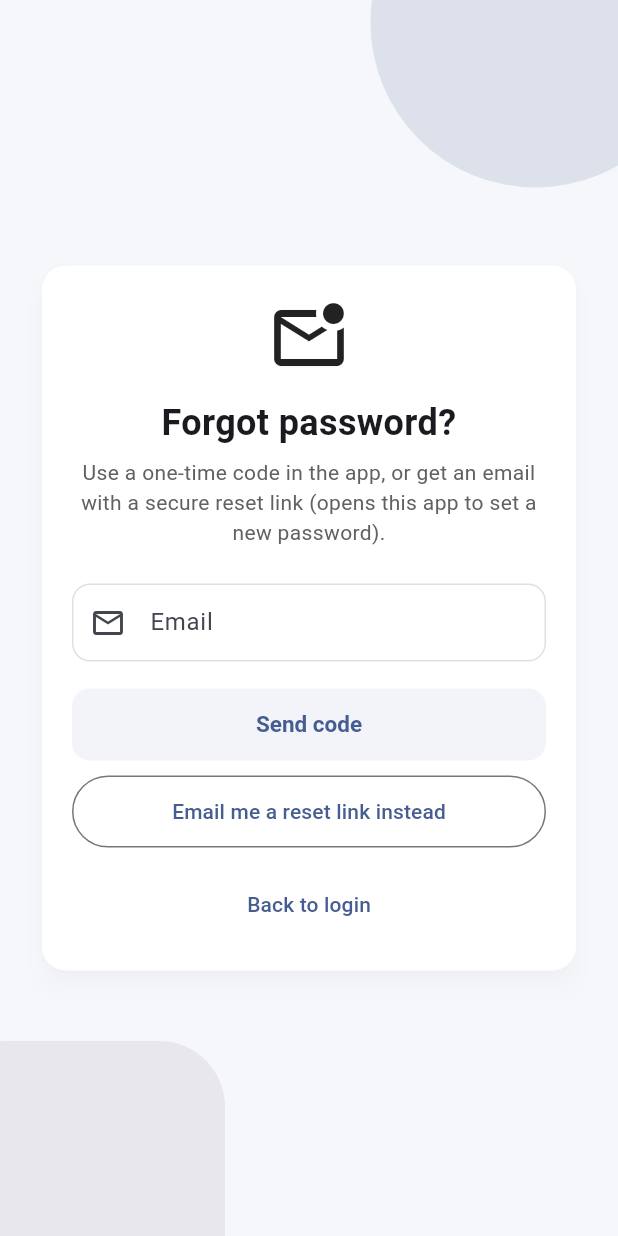
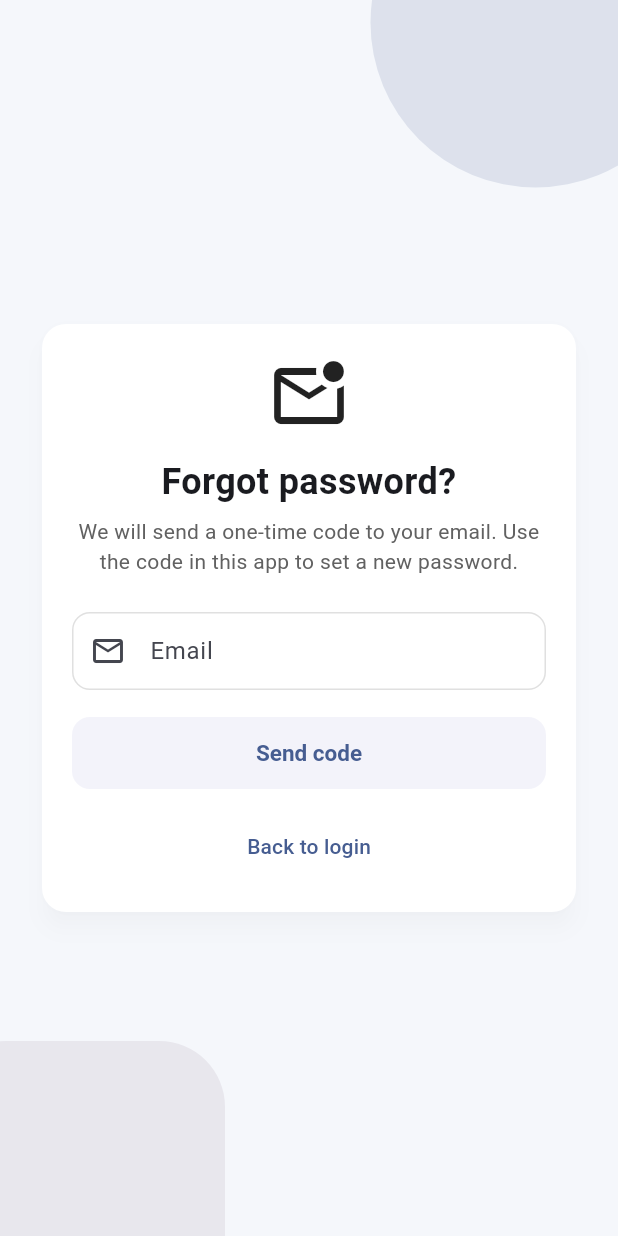
Before and after one commit to yasmenhosam412-yas/reset, a Flutter app: the screen it shows after launch, after a tap on "Forgot password?", on a phone screen of 412 x 824 dp. Run offline on Flutter 3.47's test engine with Material 3 defaults, Android fonts, the phone set to English and light mode, and no system bars; our stand-ins replace flutter_bloc, fpdart, get_it, go_router, supabase_flutter; accounts and stored records are empty.

Commit message:
Switch forgot password to OTP-only and clean magic-link flow

```diff
--- a/lib/core/di/di.dart
+++ b/lib/core/di/di.dart
@@ -6,7 +6,6 @@ import 'package:new_project/features/authentication/domain/repositories/auth_rep
 import 'package:new_project/features/authentication/domain/usecases/forgot_password_usecase.dart';
 import 'package:new_project/features/authentication/domain/usecases/login_usecase.dart';
 import 'package:new_project/features/authentication/domain/usecases/logout_usecase.dart';
-import 'package:new_project/features/authentication/domain/usecases/set_password_after_recovery_usecase.dart';
 import 'package:new_project/features/authentication/domain/usecases/signup_usecase.dart';
 import 'package:new_project/features/authentication/presentation/controller/auth_bloc.dart';
 import 'package:supabase_flutter/supabase_flutter.dart';
@@ -40,19 +39,12 @@ void configureDependencies() {
     () => ForgotPasswordUsecase(authRepository: getIt<AuthRepository>()),
   );
 
-  getIt.registerLazySingleton<SetPasswordAfterRecoveryUsecase>(
-    () => SetPasswordAfterRecoveryUsecase(
-      authRepository: getIt<AuthRepository>(),
-    ),
-  );
-
   getIt.registerFactory(
     () => AuthBloc(
       loginUsecase: getIt(),
       signupUsecase: getIt(),
       logoutUsecase: getIt(),
       forgotPasswordUsecase: getIt(),
-      setPasswordAfterRecoveryUsecase: getIt(),
     ),
   );
 }
--- a/lib/core/routing/app_router.dart
+++ b/lib/core/routing/app_router.dart
@@ -2,19 +2,17 @@ import 'package:flutter/material.dart';
 import 'package:go_router/go_router.dart';
 import 'package:new_project/features/authentication/presentation/pages/forgot_password_screen.dart';
 import 'package:new_project/features/authentication/presentation/pages/login_screen.dart';
-import 'package:new_project/features/authentication/presentation/pages/set_new_password_screen.dart';
 import 'package:new_project/features/authentication/presentation/pages/signup_screen.dart';
 
 class AppRouter {
   static const String loginPath = '/';
   static const String signupPath = '/signup';
   static const String forgotPasswordPath = '/forgot-password';
-  static const String setNewPasswordPath = '/set-new-password';
 
   /// GitHub Pages serves this app under `/reset/`, so the browser path is
   /// `/reset/` while routes are defined as `/`, `/signup`, … . Without
   /// [overridePlatformDefaultLocation], GoRouter tries to match `/reset/` and
-  /// shows a blank screen (no route). Forcing initial `/` fixes magic-link opens.
+  /// shows a blank screen (no route). Forcing initial `/` fixes deep-link opens.
   static final GoRouter router = GoRouter(
     initialLocation: loginPath,
     overridePlatformDefaultLocation: true,
@@ -30,10 +28,6 @@ class AppRouter {
       GoRoute(
         path: forgotPasswordPath,
         builder: (context, state) => const ForgotPasswordScreen(),
-      ),
-      GoRoute(
-        path: setNewPasswordPath,
-        builder: (context, state) => const SetNewPasswordScreen(),
       ),
     ],
     errorBuilder: (context, state) => Scaffold(
--- a/lib/features/authentication/data/datasource/remote/auth_remote_datasource.dart
+++ b/lib/features/authentication/data/datasource/remote/auth_remote_datasource.dart
@@ -16,13 +16,4 @@ abstract class AuthRemoteDatasource {
     required String otp,
     required String newPassword,
   });
-
-  /// Sends a password recovery email with a magic link. The link redirects to
-  /// [redirectTo] with `#access_token=...&refresh_token=...&type=recovery` in the URL.
-  Future<void> sendPasswordResetMagicLink({
-    required String email,
-    required String redirectTo,
-  });
-
-  Future<void> updatePasswordForCurrentUser({required String newPassword});
 }
--- a/lib/features/authentication/domain/usecases/forgot_password_usecase.dart
+++ b/lib/features/authentication/domain/usecases/forgot_password_usecase.dart
@@ -22,14 +22,4 @@ class ForgotPasswordUsecase {
       newPassword: newPassword,
     );
   }
-
-  Future<Either<Failure, String>> sendMagicLink({
-    required String email,
-    required String redirectTo,
-  }) {
-    return authRepository.sendPasswordResetMagicLink(
-      email: email,
-      redirectTo: redirectTo,
-    );
-  }
 }
--- a/lib/features/authentication/domain/usecases/set_password_after_recovery_usecase.dart
+++ /dev/null
@@ -1,13 +0,0 @@
-import 'package:fpdart/fpdart.dart';
-import 'package:new_project/core/errors/failure.dart';
-import 'package:new_project/features/authentication/domain/repositories/auth_repository.dart';
-
-class SetPasswordAfterRecoveryUsecase {
-  final AuthRepository authRepository;
-
-  SetPasswordAfterRecoveryUsecase({required this.authRepository});
-
-  Future<Either<Failure, String>> call({required String newPassword}) {
-    return authRepository.updatePasswordAfterRecovery(newPassword: newPassword);
-  }
-}
--- a/lib/features/authentication/presentation/controller/auth_bloc_event.dart
+++ b/lib/features/authentication/presentation/controller/auth_bloc_event.dart
@@ -39,16 +39,4 @@ class AuthVerifyRecoveryOtpEvent extends AuthBlocEvent {
   });
 }
 
-class AuthSendRecoveryMagicLinkEvent extends AuthBlocEvent {
-  final String email;
-
-  AuthSendRecoveryMagicLinkEvent({required this.email});
-}
-
-class AuthSetPasswordAfterRecoveryEvent extends AuthBlocEvent {
-  final String newPassword;
-
-  AuthSetPasswordAfterRecoveryEvent({required this.newPassword});
-}
-
 class AuthResetToIdleEvent extends AuthBlocEvent {}
--- a/lib/features/authentication/presentation/controller/auth_bloc_state.dart
+++ b/lib/features/authentication/presentation/controller/auth_bloc_state.dart
@@ -6,8 +6,6 @@ enum AuthState {
   loadedOut,
   /// Email OTP was sent; user should enter code and new password.
   recoveryOtpSent,
-  /// Password reset magic link was sent to email.
-  recoveryMagicLinkSent,
   loadedForgotPassword,
   errorLogin,
   errorSignup,
--- a/lib/features/authentication/presentation/pages/forgot_password_screen.dart
+++ b/lib/features/authentication/presentation/pages/forgot_password_screen.dart
@@ -48,13 +48,6 @@ class _ForgotPasswordScreenState extends State<ForgotPasswordScreen> {
     );
   }
 
-  void _sendMagicLink() {
-    if (!_emailFormKey.currentState!.validate()) return;
-    context.read<AuthBloc>().add(
-      AuthSendRecoveryMagicLinkEvent(email: _emailController.text.trim()),
-    );
-  }
-
   void _verifyAndReset() {
     if (!_codeFormKey.currentState!.validate()) return;
     context.read<AuthBloc>().add(
@@ -93,15 +86,6 @@ class _ForgotPasswordScreenState extends State<ForgotPasswordScreen> {
               const SnackBar(
                 content: Text(
                   'Enter the code from your email, then choose a new password.',
-                ),
-              ),
-            );
-          }
-          if (state.authState == AuthState.recoveryMagicLinkSent) {
-            ScaffoldMessenger.of(context).showSnackBar(
-              const SnackBar(
-                content: Text(
-                  'Check your email and tap the reset link. It opens this app with a secure token so you can choose a new password.',
                 ),
               ),
             );
@@ -202,7 +186,7 @@ class _ForgotPasswordScreenState extends State<ForgotPasswordScreen> {
           ),
           const SizedBox(height: 6),
           Text(
-            'Use a one-time code in the app, or get an email with a secure reset link (opens this app to set a new password).',
+            'We will send a one-time code to your email. Use the code in this app to set a new password.',
             textAlign: TextAlign.center,
             style: TextStyle(color: Colors.grey.shade700, fontSize: 14),
           ),
@@ -239,14 +223,6 @@ class _ForgotPasswordScreenState extends State<ForgotPasswordScreen> {
                       child: CircularProgressIndicator(strokeWidth: 2),
                     )
                   : const Text('Send code'),
-            ),
-          ),
-          const SizedBox(height: 10),
-          SizedBox(
-            height: 48,
-            child: OutlinedButton(
-              onPressed: isLoading ? null : _sendMagicLink,
-              child: const Text('Email me a reset link instead'),
             ),
           ),
           const SizedBox(height: 14),
--- a/lib/main.dart
+++ b/lib/main.dart
@@ -1,4 +1,3 @@
-import 'package:flutter/foundation.dart';
 import 'package:flutter/material.dart';
 import 'package:flutter_bloc/flutter_bloc.dart';
 import 'package:new_project/core/di/di.dart';
@@ -13,22 +12,10 @@ Future<void> main() async {
   await Supabase.initialize(
     url: 'https://tucjzlcvrcxvovfaxsuk.supabase.co',
     anonKey: 'sb_publishable_IYRhCn_KBmi_PYVubWFClQ_Wm6sF6mK',
-    authOptions: FlutterAuthClientOptions(
-      // Web default is PKCE (`?code=` in redirect). That only works if the same
-      // browser/origin that requested the email still has the PKCE verifier.
-      // Implicit flow uses `#access_token=...` so magic / recovery links work
-      // when opened from the deployed GitHub Pages URL reliably.
-      authFlowType: kIsWeb ? AuthFlowType.implicit : AuthFlowType.pkce,
+    authOptions: const FlutterAuthClientOptions(
+      authFlowType: AuthFlowType.pkce,
     ),
   );
-
-  Supabase.instance.client.auth.onAuthStateChange.listen((data) {
-    if (data.event == AuthChangeEvent.passwordRecovery) {
-      WidgetsBinding.instance.addPostFrameCallback((_) {
-        AppRouter.router.go(AppRouter.setNewPasswordPath);
-      });
-    }
-  });
 
   configureDependencies();
 
```
Also changed, not shown: lib/core/config/auth_redirect.dart (deleted, +0 -28 lines), lib/features/authentication/data/datasource/remote/auth_remote_datasource_impl.dart (+0 -21 lines), lib/features/authentication/data/repositories/auth_repository_impl.dart (+0 -34 lines), lib/features/authentication/domain/repositories/auth_repository.dart (+0 -9 lines), lib/features/authentication/presentation/controller/auth_bloc.dart (+0 -45 lines), lib/features/authentication/presentation/pages/set_new_password_screen.dart (deleted, +0 -180 lines), 1 other file.
